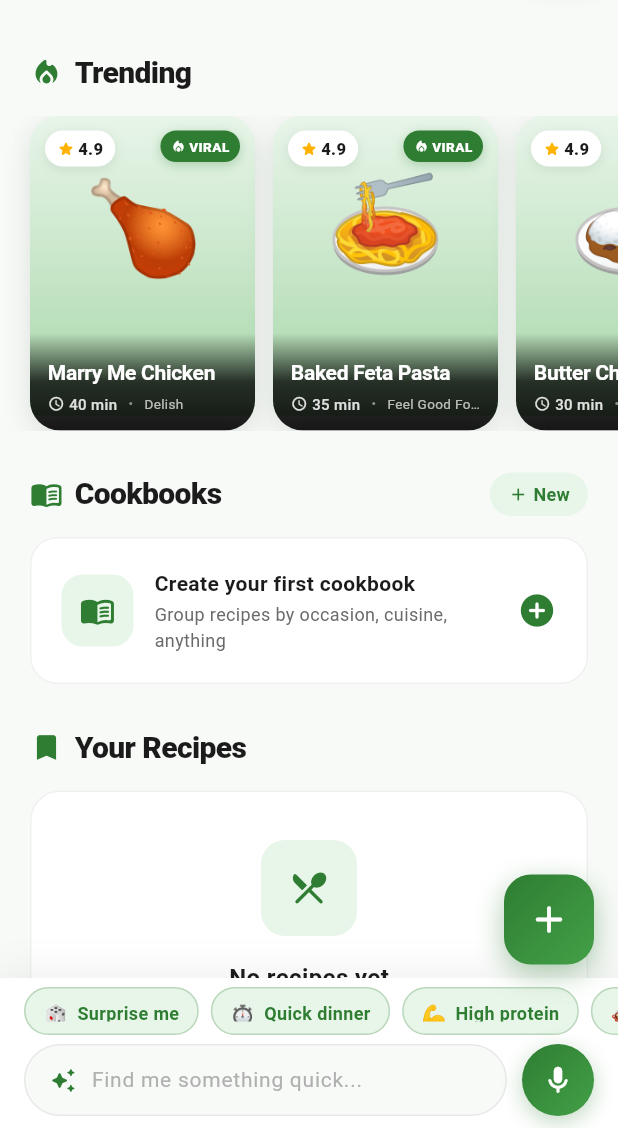
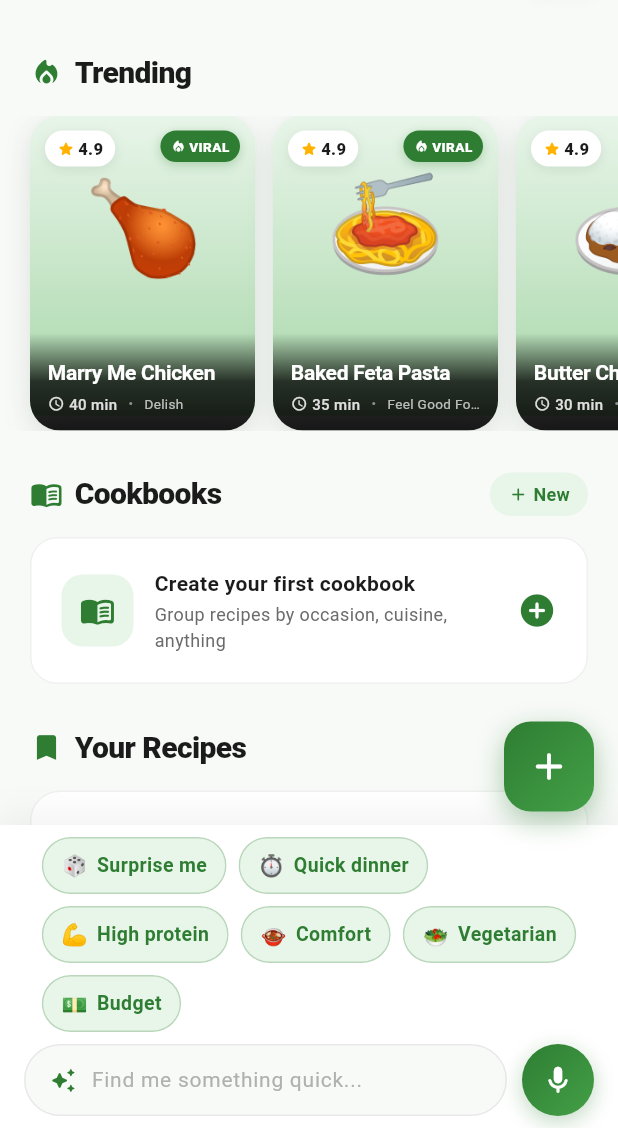
Before and after one commit to stossthegreat/Gobly, a Flutter app: the HomeScreen screen opened directly, on a phone screen of 412 x 824 dp, the part 108-1236 px from its top. Run offline on Flutter 3.47's test engine with Material 3 defaults, Android fonts, the phone set to English and light mode, and no system bars; our stand-ins replace firebase_analytics, firebase_core, image_picker, share_plus, shared_preferences, webview_flutter; missing offline and left inert: purchases_flutter, record; accounts and stored records are empty; network calls fail; Roboto replaces fonts that are missing (SF Pro Display).

Commit message:
Fix quick-pick chips: Wrap + InkWell so they actually render + respond to taps
Replace horizontal ListView of GestureDetectors inside a bottomSheet (flaky
under Scaffold.bottomSheet) with a plain Wrap of Material+InkWell chips.
Drops Dart 3 record destructuring in favour of Map<String,String> to avoid
any tuple quirks during release AOT.

Chips now show as a visible 2-row wrap above the input bar, tap-ripple on
press, fire _runAgentSearch with their preset prompt.

```diff
--- a/lib/screens/home_screen.dart
+++ b/lib/screens/home_screen.dart
@@ -2286,33 +2286,33 @@ class _HomeScreenState extends State<HomeScreen> with TickerProviderStateMixin {
   }
 
   Widget _buildQuickPickChips() {
-    const presets = [
-      ('Surprise me',        '🎲', 'Pick me a delicious recipe — you choose'),
-      ('Quick dinner',       '⏱️', 'A quick dinner under 30 minutes'),
-      ('High protein',       '💪', 'A high-protein dinner recipe'),
-      ('Comfort food',       '🍲', 'A cosy comfort food recipe'),
-      ('Vegetarian',         '🥗', 'A delicious vegetarian dinner'),
-      ('Budget',             '💵', 'A cheap, budget-friendly dinner'),
+    final presets = <Map<String, String>>[
+      {'label': 'Surprise me',  'emoji': '🎲', 'prompt': 'Pick me a delicious recipe, you choose'},
+      {'label': 'Quick dinner', 'emoji': '⏱',  'prompt': 'A quick dinner under 30 minutes'},
+      {'label': 'High protein', 'emoji': '💪', 'prompt': 'A high protein dinner recipe'},
+      {'label': 'Comfort',      'emoji': '🍲', 'prompt': 'A cosy comfort food recipe'},
+      {'label': 'Vegetarian',   'emoji': '🥗', 'prompt': 'A delicious vegetarian dinner'},
+      {'label': 'Budget',       'emoji': '💵', 'prompt': 'A cheap, budget-friendly dinner'},
     ];
-    return SizedBox(
-      height: 40,
-      child: ListView.separated(
-        scrollDirection: Axis.horizontal,
-        padding: const EdgeInsets.fromLTRB(16, 6, 16, 2),
-        itemCount: presets.length,
-        separatorBuilder: (_, __) => const SizedBox(width: 8),
-        itemBuilder: (context, i) {
-          final (label, emoji, prompt) = presets[i];
-          return GestureDetector(
+    return Padding(
+      padding: const EdgeInsets.fromLTRB(12, 8, 12, 4),
+      child: Wrap(
+        spacing: 8,
+        runSpacing: 8,
+        children: presets.map((p) {
+          return Material(
+            color: AppColors.primarySoft,
+            borderRadius: BorderRadius.circular(20),
+            clipBehavior: Clip.antiAlias,
+            child: InkWell(
               onTap: () {
                 HapticFeedback.selectionClick();
                 _searchController.clear();
-              _runAgentSearch(prompt);
+                _runAgentSearch(p['prompt']!);
               },
               child: Container(
                 padding: const EdgeInsets.symmetric(horizontal: 12, vertical: 8),
                 decoration: BoxDecoration(
-                color: AppColors.primarySoft,
                   borderRadius: BorderRadius.circular(20),
                   border: Border.all(
                     color: AppColors.primary.withValues(alpha: 0.25),
@@ -2321,21 +2321,22 @@ class _HomeScreenState extends State<HomeScreen> with TickerProviderStateMixin {
                 child: Row(
                   mainAxisSize: MainAxisSize.min,
                   children: [
-                  Text(emoji, style: const TextStyle(fontSize: 13)),
+                    Text(p['emoji']!, style: const TextStyle(fontSize: 14)),
                     const SizedBox(width: 6),
                     Text(
-                    label,
+                      p['label']!,
                       style: const TextStyle(
-                      fontSize: 12,
-                      fontWeight: FontWeight.w600,
+                        fontSize: 13,
+                        fontWeight: FontWeight.w700,
                         color: AppColors.primary,
                       ),
                     ),
                   ],
                 ),
               ),
-          );
-        },
+            ),
+          );
+        }).toList(),
       ),
     );
   }
```
Lines whose indentation alone changed are shown as unchanged.
